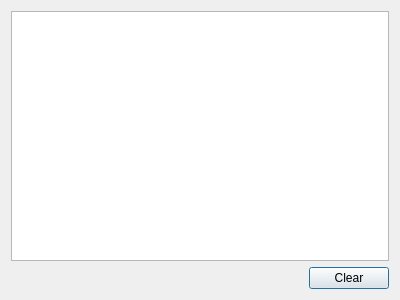
The window that src/logtoolbox.ui (0xd34df00d/leechcraft) describes before a commit, drawn with Qt 5.
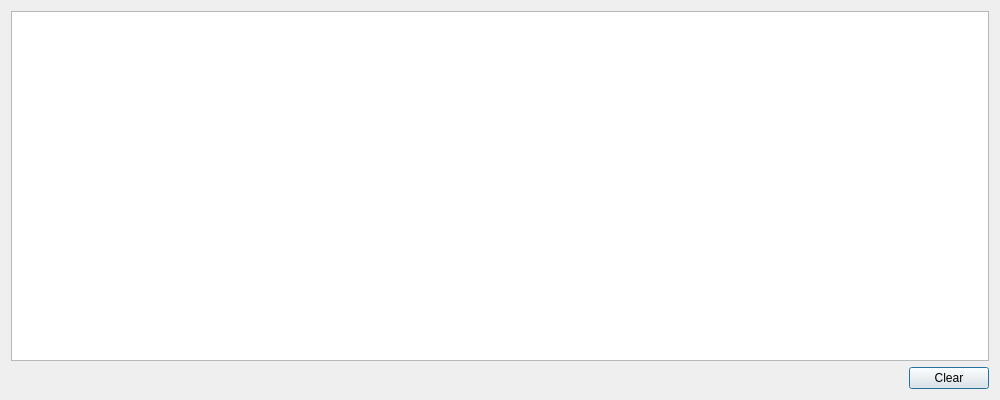
The same window after the commit.

What changed in the file:
```diff
--- a/src/logtoolbox.ui
+++ b/src/logtoolbox.ui
@@ -5,8 +5,8 @@
    <rect>
     <x>0</x>
     <y>0</y>
-    <width>400</width>
-    <height>300</height>
+    <width>1000</width>
+    <height>400</height>
    </rect>
   </property>
   <property name="windowTitle" >
```
